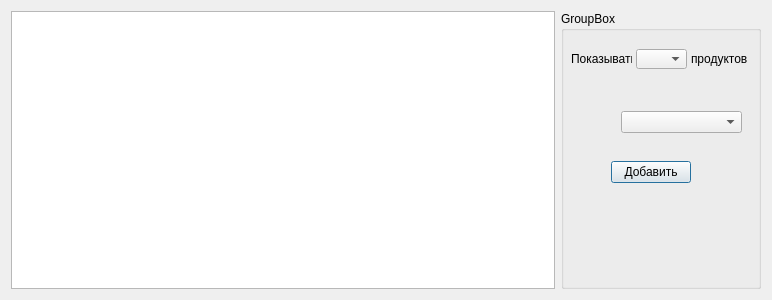
First picture: the form in DialogDbPriceChange.ui, repository OwlProjects/D3Task_Goods, before the edit.
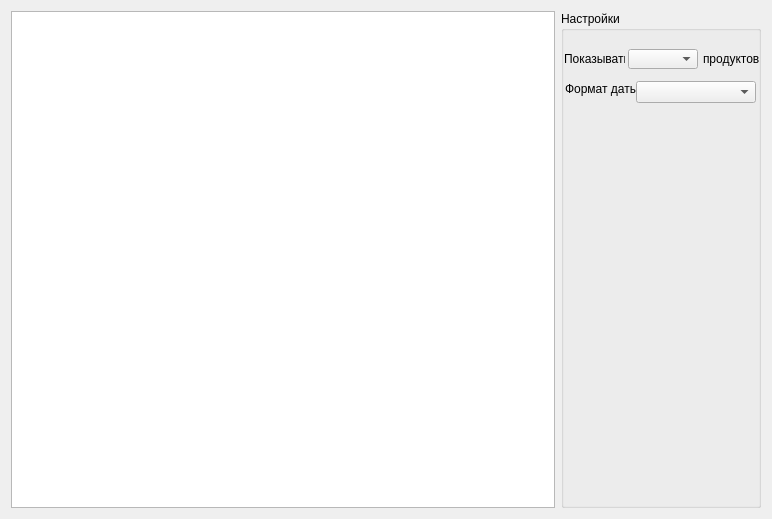
Second picture: the form after the edit.

What changed in the file:
```diff
--- a/DialogDbPriceChange.ui
+++ b/DialogDbPriceChange.ui
@@ -7,7 +7,7 @@
     <x>0</x>
     <y>0</y>
     <width>772</width>
-    <height>300</height>
+    <height>519</height>
    </rect>
   </property>
   <property name="windowTitle">
@@ -18,22 +18,34 @@
     <widget class="QTableView" name="tableViewData"/>
    </item>
    <item>
-    <widget class="QGroupBox" name="groupBox">
+    <widget class="QGroupBox" name="groupBoxSettings">
+     <property name="sizePolicy">
+      <sizepolicy hsizetype="Fixed" vsizetype="Preferred">
+       <horstretch>0</horstretch>
+       <verstretch>0</verstretch>
+      </sizepolicy>
+     </property>
      <property name="minimumSize">
       <size>
        <width>200</width>
        <height>0</height>
       </size>
      </property>
+     <property name="maximumSize">
+      <size>
+       <width>200</width>
+       <height>16777215</height>
+      </size>
+     </property>
      <property name="title">
-      <string>GroupBox</string>
+      <string>Настройки</string>
      </property>
      <widget class="QComboBox" name="comboBoxViewMode">
       <property name="geometry">
        <rect>
-        <x>75</x>
+        <x>67</x>
         <y>38</y>
-        <width>51</width>
+        <width>70</width>
         <height>20</height>
        </rect>
       </property>
@@ -41,7 +53,7 @@
      <widget class="QLabel" name="labelDescViewMode">
       <property name="geometry">
        <rect>
-        <x>10</x>
+        <x>3</x>
         <y>40</y>
         <width>61</width>
         <height>16</height>
@@ -54,7 +66,7 @@
      <widget class="QLabel" name="labelUnitViewMode">
       <property name="geometry">
        <rect>
-        <x>130</x>
+        <x>142</x>
         <y>40</y>
         <width>61</width>
         <height>16</height>
@@ -67,24 +79,24 @@
      <widget class="QComboBox" name="comboBoxDateTimeUsage">
       <property name="geometry">
        <rect>
-        <x>60</x>
-        <y>100</y>
-        <width>121</width>
+        <x>75</x>
+        <y>70</y>
+        <width>120</width>
         <height>22</height>
        </rect>
       </property>
      </widget>
-     <widget class="QPushButton" name="pushButtonAddRow">
+     <widget class="QLabel" name="labelDescDateViewMode">
       <property name="geometry">
        <rect>
-        <x>50</x>
-        <y>150</y>
-        <width>80</width>
-        <height>22</height>
+        <x>4</x>
+        <y>70</y>
+        <width>71</width>
+        <height>16</height>
        </rect>
       </property>
       <property name="text">
-       <string>Добавить</string>
+       <string>Формат даты</string>
       </property>
      </widget>
     </widget>
```
